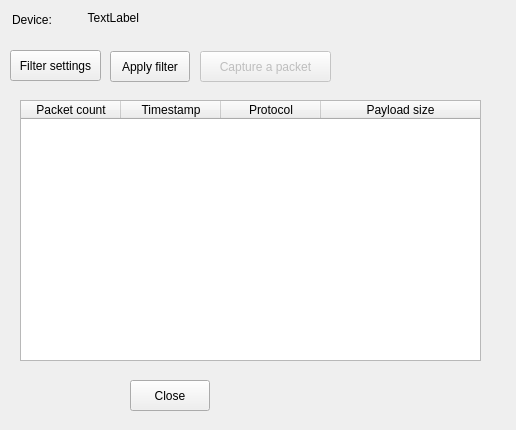
Qt form packetcapturewindow.ui (AONunan/FinalYearProject) before a commit.
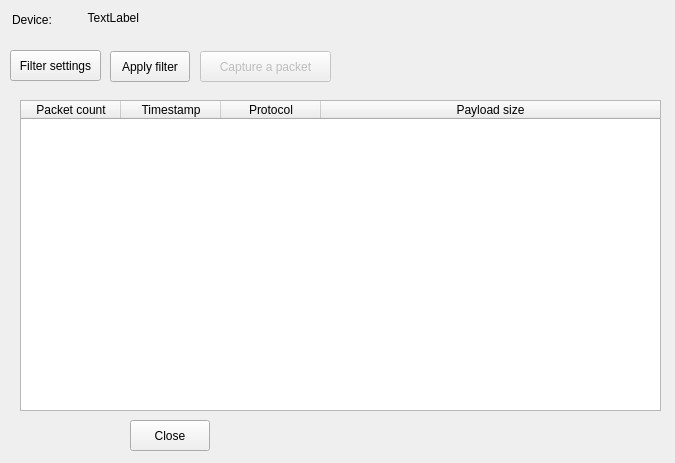
The same form after that commit.

```diff
--- a/packetcapturewindow.ui
+++ b/packetcapturewindow.ui
@@ -6,8 +6,8 @@
    <rect>
     <x>0</x>
     <y>0</y>
-    <width>516</width>
-    <height>430</height>
+    <width>675</width>
+    <height>463</height>
    </rect>
   </property>
   <property name="windowTitle">
@@ -33,7 +33,7 @@
    <property name="geometry">
     <rect>
      <x>130</x>
-     <y>380</y>
+     <y>420</y>
      <width>80</width>
      <height>31</height>
     </rect>
@@ -102,8 +102,8 @@
     <rect>
      <x>20</x>
      <y>100</y>
-     <width>461</width>
-     <height>261</height>
+     <width>641</width>
+     <height>311</height>
     </rect>
    </property>
    <property name="sizePolicy">
@@ -116,7 +116,7 @@
     <enum>QFrame::StyledPanel</enum>
    </property>
    <property name="alternatingRowColors">
-    <bool>true</bool>
+    <bool>false</bool>
    </property>
    <property name="rowCount">
     <number>0</number>
```
